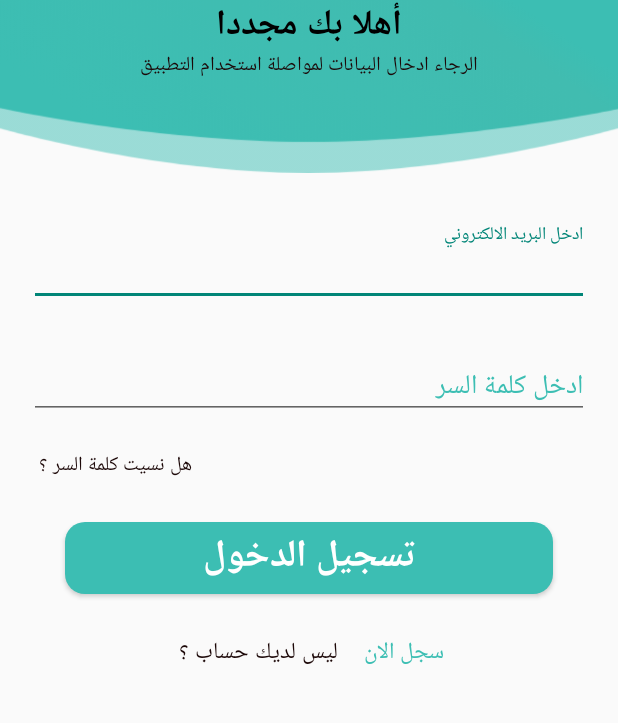
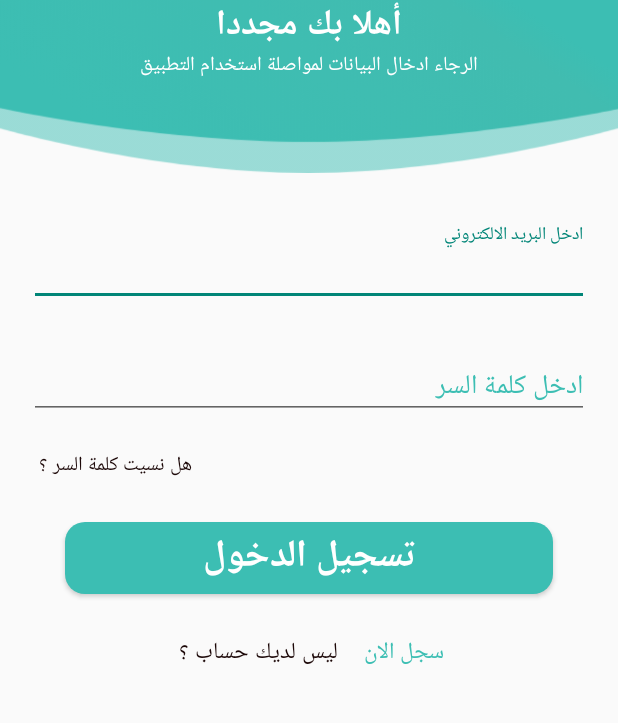
Before and after one commit to BaderMohammedMohammed/final-proj, an Android app: the SigninActivity screen opened directly, with no data from a screen before it, on a phone screen of 412 x 824 dp, the part 178-901 px from its top. Run offline under Robolectric (Android 15) with nearby library versions, the phone set to English and light mode, and no system bars; our stand-ins replace sdp/ssp sizes.

Commit message:
first-push

```diff
--- a/app/src/main/res/layout/activity_signin.xml
+++ b/app/src/main/res/layout/activity_signin.xml
@@ -26,7 +26,7 @@
             android:layout_marginTop="@dimen/_15sdp"
             android:text="أهلا بك مجددا"
             android:layout_gravity="center"
-            android:textColor="#000000"
+            android:textColor="#fff"
             android:textSize="23sp"
             android:textStyle="bold" />
 
@@ -37,7 +37,7 @@
             android:layout_gravity="center"
             android:layout_marginTop="@dimen/_35sdp"
             android:text="الرجاء ادخال البيانات لمواصلة استخدام التطبيق"
-            android:textColor="#1C0808"
+            android:textColor="#fff"
             android:textSize="13sp" />
 
     </FrameLayout>
```
